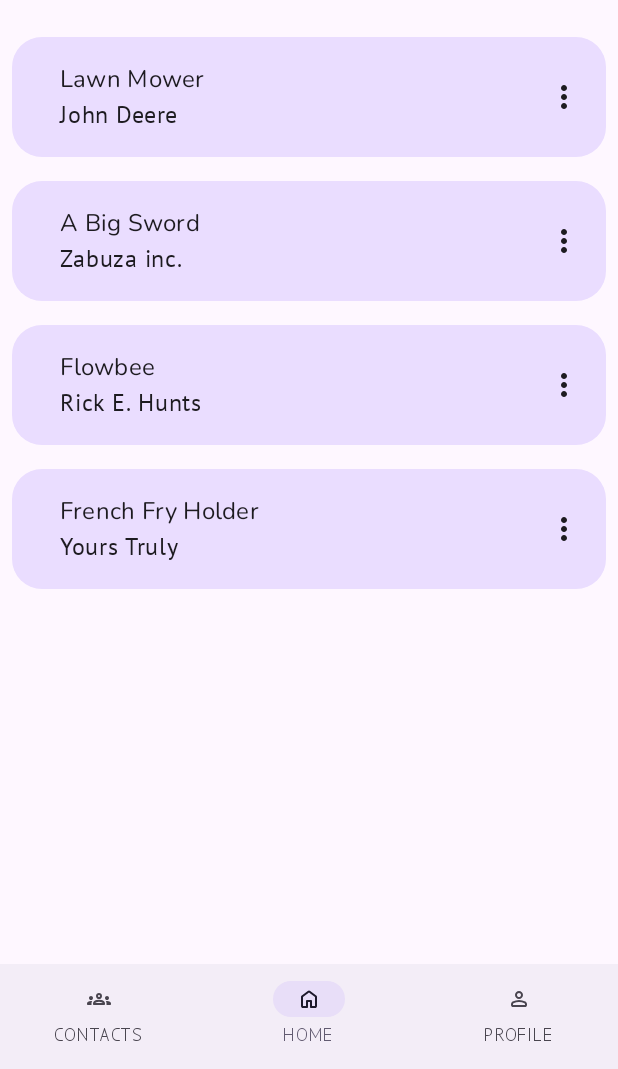
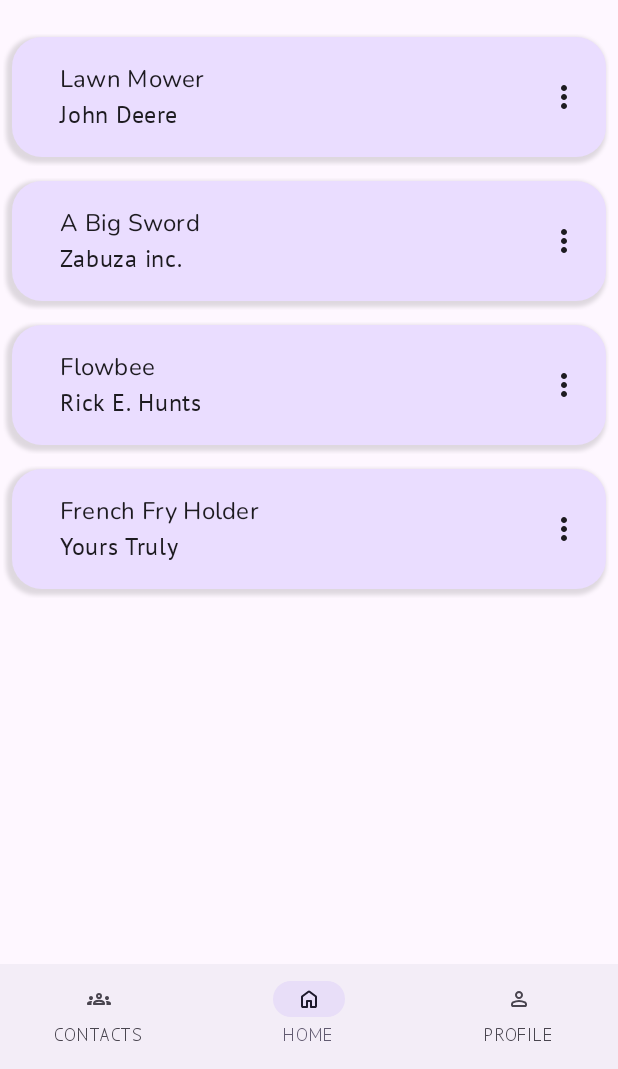
Before and after one commit to AgafiaApple/Stash, an Android app built with Jetpack Compose: the screen it shows after launch (MainActivity), on a phone screen of 412 x 824 dp, the part 167-1236 px from its top. Run offline under Robolectric (Android 15) with nearby library versions, the phone set to English and light mode, and no system bars; our stand-ins replace Room's generated code; Roboto replaces fonts that are not available here.

Commit message:
BUILT AND RAN
1. Successfully added the dropShadow to everything in the list of items by editing the modifier in the ExpandableCard class (in Expandable.kt)

```diff
--- a/app/src/main/kotlin/com/example/sharingapp/ui/MainActivity.kt
+++ b/app/src/main/kotlin/com/example/sharingapp/ui/MainActivity.kt
@@ -67,10 +67,9 @@ class MainActivity : ComponentActivity() {
             }
 
 
-        }
+        } // end setContact block
 
-
-    }
+    } // end onCreate
 }
 
 
--- a/app/src/main/kotlin/com/example/sharingapp/ui/screens/ContactsScreen.kt
+++ b/app/src/main/kotlin/com/example/sharingapp/ui/screens/ContactsScreen.kt
@@ -144,7 +144,7 @@ fun ContactRow(
     Card(
         modifier = Modifier.padding(Dimens.Spacing.Medium),
         onClick = onClickContact,
-        elevation = CardDefaults.cardElevation(defaultElevation = 6.dp) // TODO: replace 6.dp with a predefined value from utils
+        elevation = CardDefaults.cardElevation(defaultElevation = Dimens.Card.elevation) // TODO: replace 6.dp with a predefined value from utils
     ) {
             ListItem(
                 headlineContent = { Text(contact.username) },
--- a/app/src/main/kotlin/com/example/sharingapp/ui/screens/ItemsScreen.kt
+++ b/app/src/main/kotlin/com/example/sharingapp/ui/screens/ItemsScreen.kt
@@ -30,7 +30,7 @@ import com.example.sharingapp.ComposeIcon
 import com.example.sharingapp.ContactsIcon
 import com.example.sharingapp.model.Item
 import com.example.sharingapp.ui.utils.Dimens.Spacing
-import com.example.sharingapp.ui.utils.ExpandableItemCard
+import com.example.sharingapp.ui.utils.ExpandableCard
 
 
 
@@ -68,7 +68,7 @@ fun ItemsScreen(
 
 @Composable
 fun ItemRow(item : Item, onClick: () -> Unit, modifier: Modifier = Modifier, isExpanded : Boolean) {
-    ExpandableItemCard(
+    ExpandableCard(
         item = item,
         onToggle = onClick,
         isExpanded = isExpanded,
--- a/app/src/main/kotlin/com/example/sharingapp/ui/utils/Dimens.kt
+++ b/app/src/main/kotlin/com/example/sharingapp/ui/utils/Dimens.kt
@@ -1,6 +1,8 @@
 package com.example.sharingapp.ui.utils
 
 import androidx.compose.foundation.layout.Spacer
+import androidx.compose.ui.graphics.Color
+import androidx.compose.ui.unit.DpOffset
 import androidx.compose.ui.unit.dp
 
 // using object for the outer structure instead of class
@@ -11,4 +13,15 @@ object Dimens {
         val Medium = 16.dp
         val Large = 24.dp
     }
+
+    object Card {
+        val height = 100.dp
+        val roundedCorner = 20.dp
+        val elevation = 6.dp
+        val shadowRadius = 2.dp
+        val shadowSpread = 2.dp
+        val shadowColor = Color(0x40000000)
+        val shadowOffset = DpOffset(x = (-2).dp, y = 2.dp)
+        val shadowAlpha = .5f
+    }
 }
--- a/app/src/main/kotlin/com/example/sharingapp/ui/utils/Expandable.kt
+++ b/app/src/main/kotlin/com/example/sharingapp/ui/utils/Expandable.kt
@@ -24,12 +24,19 @@ import androidx.compose.material3.MaterialTheme
 import androidx.compose.material3.Text
 import androidx.compose.ui.Alignment
 import androidx.compose.ui.draw.clip
+import androidx.compose.ui.draw.dropShadow
+import androidx.compose.ui.draw.shadow
+import androidx.compose.ui.graphics.Color
+import androidx.compose.ui.graphics.shadow.Shadow
+import androidx.compose.ui.unit.DpOffset
 import androidx.compose.ui.unit.dp
 import com.example.sharingapp.ComposeIcon
 import com.example.sharingapp.MenuVertIcon
+import com.example.sharingapp.ui.utils.Dimens.Card
+import com.example.sharingapp.ui.utils.Dimens.Spacing
 
 @Composable
-fun <T>ExpandableItemCard(
+fun <T>ExpandableCard(
     item: T,
     isExpanded: Boolean,
     onToggle: () -> Unit,
@@ -38,20 +45,35 @@ fun <T>ExpandableItemCard(
     cardDescription : String? = null
 
     ){
+
     Column(
         modifier = Modifier
             .fillMaxWidth()
-            .padding(Dimens.Spacing.Small)
+            .padding(Spacing.Small)
+            .dropShadow(
+                shape = RoundedCornerShape(Card.roundedCorner),
+                shadow = Shadow(
+                    radius = Card.shadowRadius,
+                    spread = Card.shadowSpread,
+                    color = Card.shadowColor,
+                    offset = Card.shadowOffset,
+                    alpha = Card.shadowAlpha
+                )
+            )
             .animateContentSize( // automatically responds to height changes
                 animationSpec = spring(
                     dampingRatio = Spring.DampingRatioLowBouncy,
                     stiffness = Spring.StiffnessLow
                 )
             )
+
             .clickable {onToggle()}
-            .clip(RoundedCornerShape(20.dp)) // TODO: change to use a predefined value from Dimens
+            .clip(RoundedCornerShape(Card.roundedCorner))
+
             .background(MaterialTheme.colorScheme.primaryContainer)
-            .padding(Dimens.Spacing.Medium)
+            .padding(Spacing.Medium)
+
+
     ) {
         // Header row is visible always
         Row(
@@ -59,7 +81,7 @@ fun <T>ExpandableItemCard(
             modifier = Modifier.fillMaxWidth()
         ){
             // TODO: add avatar circle here
-            Spacer(Modifier.width(Dimens.Spacing.Medium))
+            Spacer(Modifier.width(Spacing.Medium))
 
             Column {
                 // the name of the contact or item
@@ -83,18 +105,18 @@ fun <T>ExpandableItemCard(
 
         // DROP DOWN MENU
         if (isExpanded) {
-            Spacer(Modifier.height(Dimens.Spacing.Medium))
+            Spacer(Modifier.height(Spacing.Medium))
             Box(
                 modifier = Modifier
                     .fillMaxWidth()
-                    .height(120.dp) // TODO: this should use dimensions predefined in Dimens
-                    .clip(RoundedCornerShape(20.dp))
+                    .height(Card.height)
+                    .clip(RoundedCornerShape(Card.roundedCorner))
                     .background(MaterialTheme.colorScheme.primaryContainer)
             ) {
                 // TODO: Image placeholder here
             }
 
-            Spacer(Modifier.height(Dimens.Spacing.Medium))
+            Spacer(Modifier.height(Spacing.Medium))
             if (cardDescription != null) {
                 Text(cardDescription, style = MaterialTheme.typography.bodyMedium)
             } else {
@@ -103,6 +125,6 @@ fun <T>ExpandableItemCard(
 
 
         }
-    }
+    } // end outer column
 
 }
```
